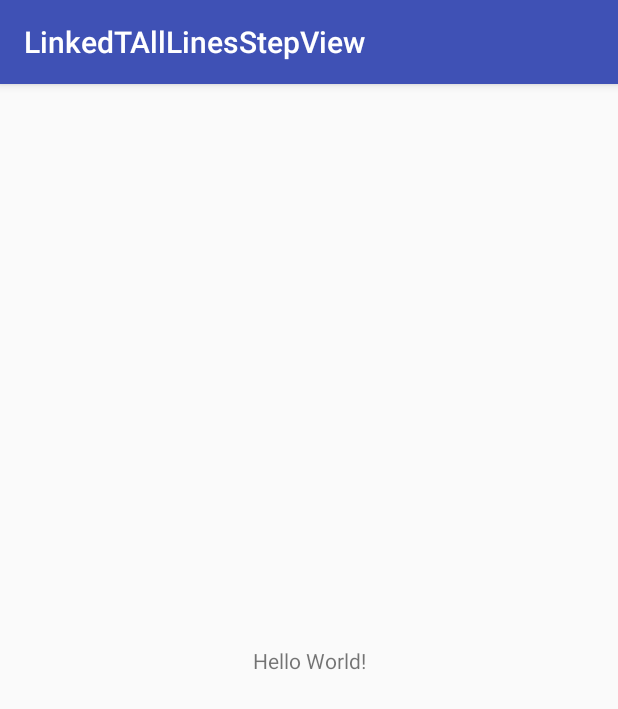
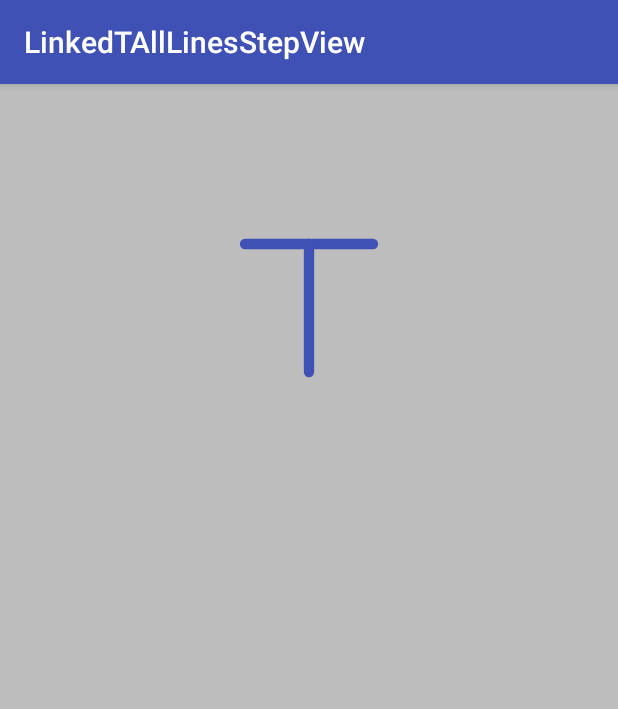
Before and after one commit to Anwesh43/LinkedTALLLinesStepView, an Android app: the screen it shows after launch (MainActivity), on a phone screen of 412 x 824 dp. Shown: the top 709 px of the screen. Run offline under Robolectric (Android 15) with nearby library versions, the phone set to English and light mode, and no system bars.

```diff
--- a/app/build.gradle
+++ b/app/build.gradle
@@ -27,6 +27,7 @@ dependencies {
     androidTestImplementation 'com.android.support.test:runner:1.0.1'
     androidTestImplementation 'com.android.support.test.espresso:espresso-core:3.0.1'
     compile "org.jetbrains.kotlin:kotlin-stdlib-jre7:$kotlin_version"
+    compile project(":talllinesstepview")
 }
 repositories {
     mavenCentral()
--- a/app/src/main/java/com/anwesh/uiprojects/linkedtalllinesstepview/MainActivity.kt
+++ b/app/src/main/java/com/anwesh/uiprojects/linkedtalllinesstepview/MainActivity.kt
@@ -2,11 +2,12 @@ package com.anwesh.uiprojects.linkedtalllinesstepview
 
 import android.support.v7.app.AppCompatActivity
 import android.os.Bundle
+import com.anwesh.uiprojects.talllinesstepview.TAllLinesStepView
 
 class MainActivity : AppCompatActivity() {
 
     override fun onCreate(savedInstanceState: Bundle?) {
         super.onCreate(savedInstanceState)
-        setContentView(R.layout.activity_main)
+        TAllLinesStepView.create(this)
     }
 }
```
